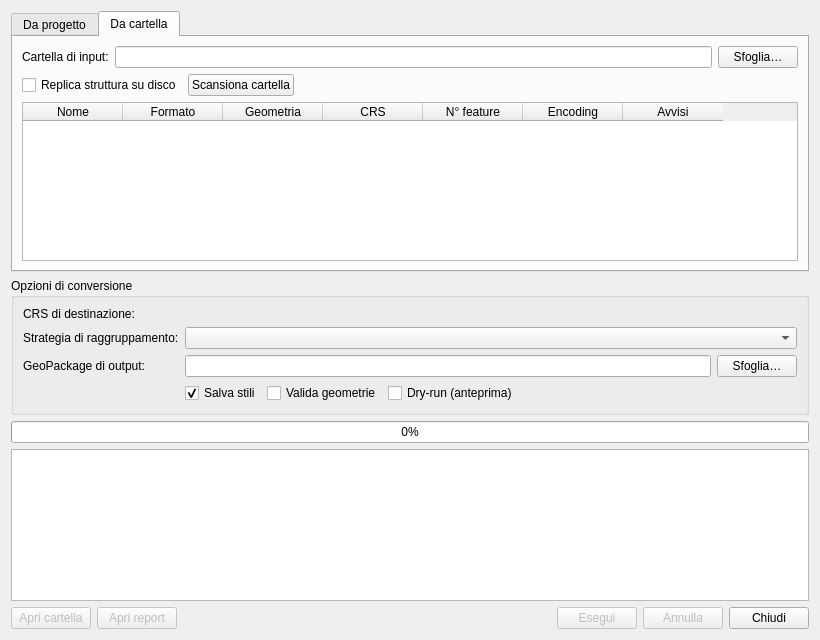
Qt form gui/main_dialog_base.ui (GISspecialistAlejandraDuque/geopackage-converter) before a commit.
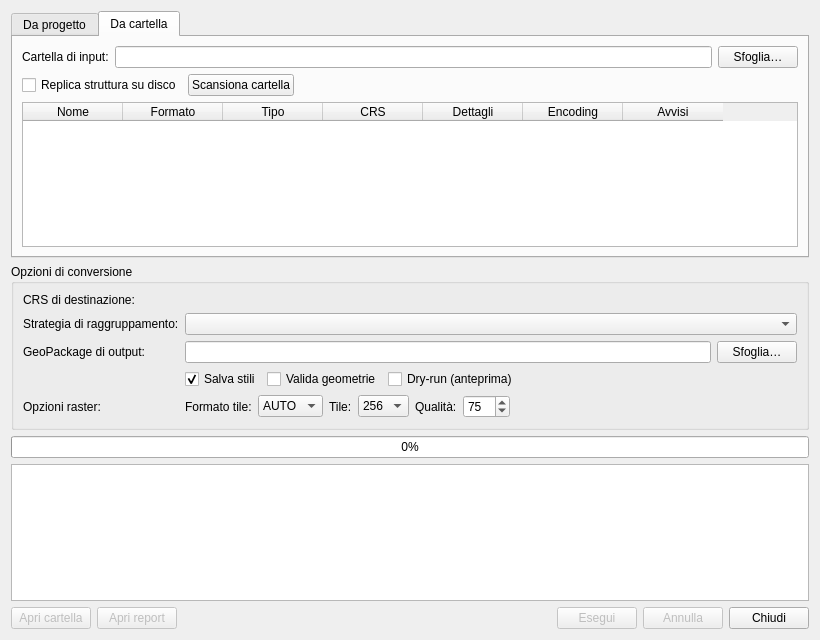
The same form after that commit. The open tabs and pages were chosen to show the change. Custom widgets are drawn as their Qt base class.

Commit message: Add raster support and project layer tree preservation (v0.2.0)

```diff
--- a/gui/main_dialog_base.ui
+++ b/gui/main_dialog_base.ui
@@ -61,9 +61,9 @@
          <property name="columnCount"><number>7</number></property>
          <column><property name="text"><string>Nome</string></property></column>
          <column><property name="text"><string>Formato</string></property></column>
-         <column><property name="text"><string>Geometria</string></property></column>
+         <column><property name="text"><string>Tipo</string></property></column>
          <column><property name="text"><string>CRS</string></property></column>
-         <column><property name="text"><string>N° feature</string></property></column>
+         <column><property name="text"><string>Dettagli</string></property></column>
          <column><property name="text"><string>Encoding</string></property></column>
          <column><property name="text"><string>Avvisi</string></property></column>
         </widget>
@@ -101,6 +101,37 @@
         <item><spacer><property name="orientation"><enum>Qt::Horizontal</enum></property><property name="sizeHint" stdset="0"><size><width>40</width><height>20</height></size></property></spacer></item>
        </layout>
       </item>
+
+      <item row="4" column="0"><widget class="QLabel" name="lblRasterOptions"><property name="text"><string>Opzioni raster:</string></property></widget></item>
+      <item row="4" column="1">
+       <layout class="QHBoxLayout">
+        <item><widget class="QLabel" name="lblTileFormat"><property name="text"><string>Formato tile:</string></property></widget></item>
+        <item>
+         <widget class="QComboBox" name="cmbTileFormat">
+          <item><property name="text"><string>AUTO</string></property></item>
+          <item><property name="text"><string>PNG</string></property></item>
+          <item><property name="text"><string>JPEG</string></property></item>
+          <item><property name="text"><string>WEBP</string></property></item>
+         </widget>
+        </item>
+        <item><widget class="QLabel" name="lblTileSize"><property name="text"><string>Tile:</string></property></widget></item>
+        <item>
+         <widget class="QComboBox" name="cmbTileSize">
+          <item><property name="text"><string>256</string></property></item>
+          <item><property name="text"><string>512</string></property></item>
+         </widget>
+        </item>
+        <item><widget class="QLabel" name="lblJpegQuality"><property name="text"><string>Qualità:</string></property></widget></item>
+        <item>
+         <widget class="QSpinBox" name="spnJpegQuality">
+          <property name="minimum"><number>1</number></property>
+          <property name="maximum"><number>100</number></property>
+          <property name="value"><number>75</number></property>
+         </widget>
+        </item>
+        <item><spacer><property name="orientation"><enum>Qt::Horizontal</enum></property><property name="sizeHint" stdset="0"><size><width>40</width><height>20</height></size></property></spacer></item>
+       </layout>
+      </item>
      </layout>
     </widget>
    </item>
```
Left out of the diff: 2 changed lines with no effect on the pictures. The commit also changes 16 other files.
